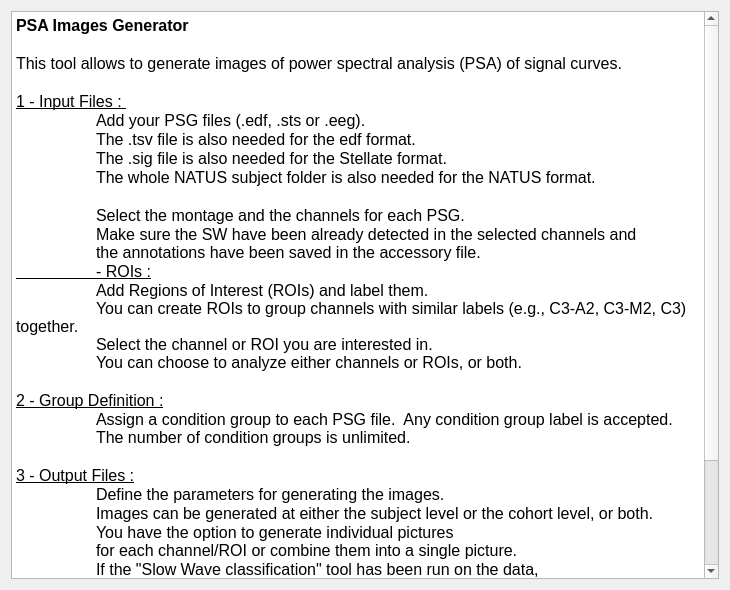
First picture: the form in tools/CEAMSTools/PSAImages/IntroStep/Ui_IntroStep.ui, repository SnoozToolbox/snooz-package-ceams, before the edit.
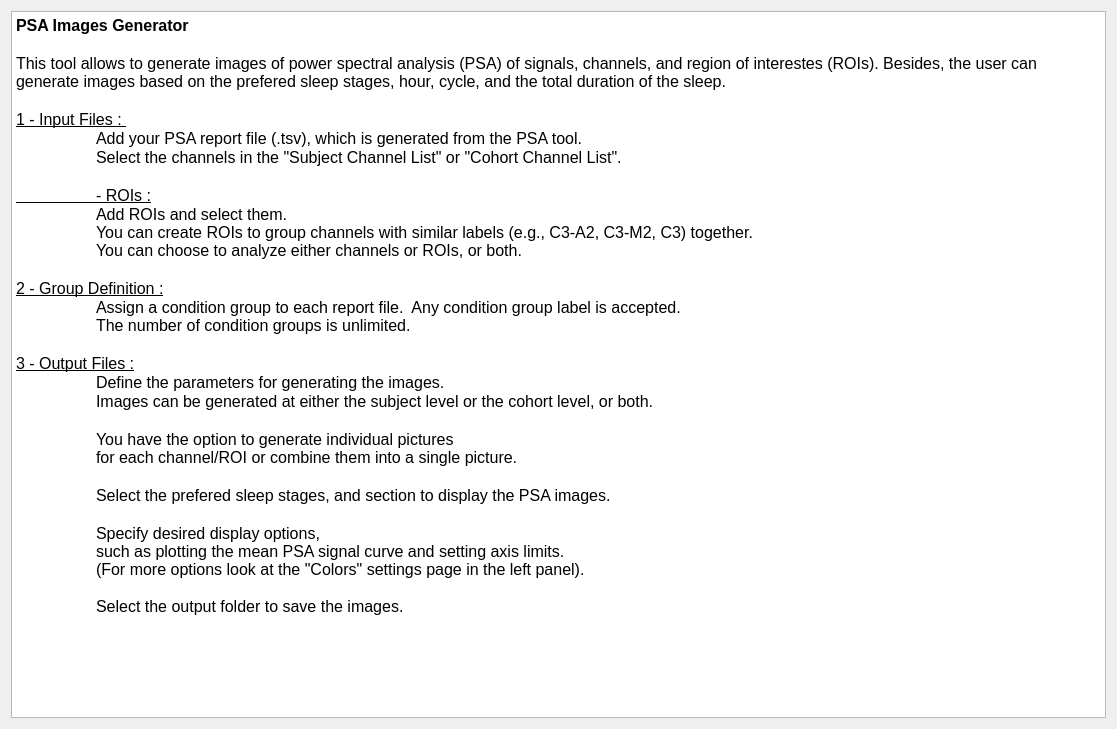
Second picture: the form after the edit.

What changed in the file:
```diff
--- a/tools/CEAMSTools/PSAImages/IntroStep/Ui_IntroStep.ui
+++ b/tools/CEAMSTools/PSAImages/IntroStep/Ui_IntroStep.ui
@@ -6,8 +6,8 @@
    <rect>
     <x>0</x>
     <y>0</y>
-    <width>730</width>
-    <height>590</height>
+    <width>1117</width>
+    <height>729</height>
    </rect>
   </property>
   <property name="windowTitle">
@@ -34,28 +34,27 @@
 &lt;/style&gt;&lt;/head&gt;&lt;body style=&quot; font-family:'Roboto'; font-size:12pt; font-weight:400; font-style:normal;&quot;&gt;
 &lt;p style=&quot; margin-top:0px; margin-bottom:0px; margin-left:0px; margin-right:0px; -qt-block-indent:0; text-indent:0px;&quot;&gt;&lt;span style=&quot; font-weight:600;&quot;&gt;PSA Images Generator&lt;/span&gt;&lt;/p&gt;
 &lt;p style=&quot;-qt-paragraph-type:empty; margin-top:0px; margin-bottom:0px; margin-left:0px; margin-right:0px; -qt-block-indent:0; text-indent:0px;&quot;&gt;&lt;br /&gt;&lt;/p&gt;
-&lt;p style=&quot; margin-top:0px; margin-bottom:0px; margin-left:0px; margin-right:0px; -qt-block-indent:0; text-indent:0px;&quot;&gt;This tool allows to generate images of power spectral analysis (PSA) of signal curves.  &lt;/p&gt;
+&lt;p style=&quot; margin-top:0px; margin-bottom:0px; margin-left:0px; margin-right:0px; -qt-block-indent:0; text-indent:0px;&quot;&gt;This tool allows to generate images of power spectral analysis (PSA) of signals, channels, and region of interestes (ROIs). Besides, the user can generate images based on the prefered sleep stages, hour, cycle, and the total duration of the sleep.&lt;/p&gt;
 &lt;p style=&quot;-qt-paragraph-type:empty; margin-top:0px; margin-bottom:0px; margin-left:0px; margin-right:0px; -qt-block-indent:0; text-indent:0px;&quot;&gt;&lt;br /&gt;&lt;/p&gt;
 &lt;p style=&quot; margin-top:0px; margin-bottom:0px; margin-left:0px; margin-right:0px; -qt-block-indent:0; text-indent:0px;&quot;&gt;&lt;span style=&quot; text-decoration: underline;&quot;&gt;1 - Input Files : &lt;/span&gt;&lt;/p&gt;
-&lt;p style=&quot; margin-top:0px; margin-bottom:0px; margin-left:0px; margin-right:0px; -qt-block-indent:0; text-indent:0px;&quot;&gt;	Add your PSG files (.edf, .sts or .eeg). &lt;/p&gt;
-&lt;p style=&quot; margin-top:0px; margin-bottom:0px; margin-left:0px; margin-right:0px; -qt-block-indent:0; text-indent:0px;&quot;&gt;	The .tsv file is also needed for the edf format.&lt;/p&gt;
-&lt;p style=&quot; margin-top:0px; margin-bottom:0px; margin-left:0px; margin-right:0px; -qt-block-indent:0; text-indent:0px;&quot;&gt;	The .sig file is also needed for the Stellate format.&lt;/p&gt;
-&lt;p style=&quot; margin-top:0px; margin-bottom:0px; margin-left:0px; margin-right:0px; -qt-block-indent:0; text-indent:0px;&quot;&gt;	The whole NATUS subject folder is also needed for the NATUS format. &lt;/p&gt;
+&lt;p style=&quot; margin-top:0px; margin-bottom:0px; margin-left:0px; margin-right:0px; -qt-block-indent:0; text-indent:0px;&quot;&gt;	Add your PSA report file (.tsv), which is generated from the PSA tool. &lt;/p&gt;
+&lt;p style=&quot; margin-top:0px; margin-bottom:0px; margin-left:0px; margin-right:0px; -qt-block-indent:0; text-indent:0px;&quot;&gt;	Select the channels in the &amp;quot;Subject Channel List&amp;quot; or &amp;quot;Cohort Channel List&amp;quot;.&lt;/p&gt;
 &lt;p style=&quot;-qt-paragraph-type:empty; margin-top:0px; margin-bottom:0px; margin-left:0px; margin-right:0px; -qt-block-indent:0; text-indent:0px;&quot;&gt;&lt;br /&gt;&lt;/p&gt;
-&lt;p style=&quot; margin-top:0px; margin-bottom:0px; margin-left:0px; margin-right:0px; -qt-block-indent:0; text-indent:0px;&quot;&gt;	Select the montage and the channels for each PSG.  &lt;/p&gt;
-&lt;p style=&quot; margin-top:0px; margin-bottom:0px; margin-left:0px; margin-right:0px; -qt-block-indent:0; text-indent:0px;&quot;&gt;	Make sure the SW have been already detected in the selected channels and&lt;br /&gt;	the annotations have been saved in the accessory file.&lt;/p&gt;
 &lt;p style=&quot; margin-top:0px; margin-bottom:0px; margin-left:0px; margin-right:0px; -qt-block-indent:0; text-indent:0px;&quot;&gt;&lt;span style=&quot; text-decoration: underline;&quot;&gt;	- ROIs :&lt;/span&gt;&lt;/p&gt;
-&lt;p style=&quot; margin-top:0px; margin-bottom:0px; margin-left:0px; margin-right:0px; -qt-block-indent:0; text-indent:0px;&quot;&gt;	Add Regions of Interest (ROIs) and label them. &lt;br /&gt;	You can create ROIs to group channels with similar labels (e.g., C3-A2, C3-M2, C3) together.  &lt;br /&gt;	Select the channel or ROI you are interested in. &lt;br /&gt;	You can choose to analyze either channels or ROIs, or both.&lt;/p&gt;
+&lt;p style=&quot; margin-top:0px; margin-bottom:0px; margin-left:0px; margin-right:0px; -qt-block-indent:0; text-indent:0px;&quot;&gt;	Add ROIs and select them. &lt;br /&gt;	You can create ROIs to group channels with similar labels (e.g., C3-A2, C3-M2, C3) together.  &lt;br /&gt;	You can choose to analyze either channels or ROIs, or both.&lt;/p&gt;
 &lt;p style=&quot;-qt-paragraph-type:empty; margin-top:0px; margin-bottom:0px; margin-left:0px; margin-right:0px; -qt-block-indent:0; text-indent:0px;&quot;&gt;&lt;br /&gt;&lt;/p&gt;
 &lt;p style=&quot; margin-top:0px; margin-bottom:0px; margin-left:0px; margin-right:0px; -qt-block-indent:0; text-indent:0px;&quot;&gt;&lt;span style=&quot; text-decoration: underline;&quot;&gt;2 - Group Definition :&lt;/span&gt;&lt;/p&gt;
-&lt;p style=&quot; margin-top:0px; margin-bottom:0px; margin-left:0px; margin-right:0px; -qt-block-indent:0; text-indent:0px;&quot;&gt;	Assign a condition group to each PSG file.  Any condition group label is accepted.  &lt;br /&gt;	The number of condition groups is unlimited.&lt;/p&gt;
+&lt;p style=&quot; margin-top:0px; margin-bottom:0px; margin-left:0px; margin-right:0px; -qt-block-indent:0; text-indent:0px;&quot;&gt;	Assign a condition group to each report file.  Any condition group label is accepted.  &lt;br /&gt;	The number of condition groups is unlimited.&lt;/p&gt;
 &lt;p style=&quot;-qt-paragraph-type:empty; margin-top:0px; margin-bottom:0px; margin-left:0px; margin-right:0px; -qt-block-indent:0; text-indent:0px;&quot;&gt;&lt;br /&gt;&lt;/p&gt;
 &lt;p style=&quot; margin-top:0px; margin-bottom:0px; margin-left:0px; margin-right:0px; -qt-block-indent:0; text-indent:0px;&quot;&gt;&lt;span style=&quot; text-decoration: underline;&quot;&gt;3 - Output Files :&lt;/span&gt;&lt;/p&gt;
 &lt;p style=&quot; margin-top:0px; margin-bottom:0px; margin-left:0px; margin-right:0px; -qt-block-indent:0; text-indent:0px;&quot;&gt;	Define the parameters for generating the images. &lt;/p&gt;
-&lt;p style=&quot; margin-top:0px; margin-bottom:0px; margin-left:0px; margin-right:0px; -qt-block-indent:0; text-indent:0px;&quot;&gt;	Images can be generated at either the subject level or the cohort level, or both. &lt;/p&gt;
-&lt;p style=&quot; margin-top:0px; margin-bottom:0px; margin-left:0px; margin-right:0px; -qt-block-indent:0; text-indent:0px;&quot;&gt;	You have the option to generate individual pictures &lt;br /&gt;	for each channel/ROI or combine them into a single picture. &lt;/p&gt;
-&lt;p style=&quot; margin-top:0px; margin-bottom:0px; margin-left:0px; margin-right:0px; -qt-block-indent:0; text-indent:0px;&quot;&gt;	If the &amp;quot;Slow Wave classification&amp;quot; tool has been run on the data, &lt;br /&gt;	slow wave categories can be distinguished in the pictures.&lt;/p&gt;
-&lt;p style=&quot; margin-top:0px; margin-bottom:0px; margin-left:0px; margin-right:0px; -qt-block-indent:0; text-indent:0px;&quot;&gt;	Specify desired display options, &lt;br /&gt;	such as plotting the mean slow wave signal curve and setting axis limits. &lt;br /&gt;	(For more options look at the &amp;quot;Colors&amp;quot; settings page in the left panel).&lt;/p&gt;
+&lt;p style=&quot; margin-top:0px; margin-bottom:0px; margin-left:0px; margin-right:0px; -qt-block-indent:0; text-indent:0px;&quot;&gt;	Images can be generated at either the subject level or the cohort level, or both.&lt;/p&gt;
+&lt;p style=&quot;-qt-paragraph-type:empty; margin-top:0px; margin-bottom:0px; margin-left:0px; margin-right:0px; -qt-block-indent:0; text-indent:0px;&quot;&gt;&lt;br /&gt;&lt;/p&gt;
+&lt;p style=&quot; margin-top:0px; margin-bottom:0px; margin-left:0px; margin-right:0px; -qt-block-indent:0; text-indent:0px;&quot;&gt;	You have the option to generate individual pictures &lt;br /&gt;	for each channel/ROI or combine them into a single picture.&lt;/p&gt;
+&lt;p style=&quot; margin-top:0px; margin-bottom:0px; margin-left:0px; margin-right:0px; -qt-block-indent:0; text-indent:0px;&quot;&gt;	&lt;/p&gt;
+&lt;p style=&quot; margin-top:0px; margin-bottom:0px; margin-left:0px; margin-right:0px; -qt-block-indent:0; text-indent:0px;&quot;&gt;	Select the prefered sleep stages, and section to display the PSA images.&lt;/p&gt;
+&lt;p style=&quot;-qt-paragraph-type:empty; margin-top:0px; margin-bottom:0px; margin-left:0px; margin-right:0px; -qt-block-indent:0; text-indent:0px;&quot;&gt;&lt;br /&gt;&lt;/p&gt;
+&lt;p style=&quot; margin-top:0px; margin-bottom:0px; margin-left:0px; margin-right:0px; -qt-block-indent:0; text-indent:0px;&quot;&gt;	Specify desired display options, &lt;br /&gt;	such as plotting the mean PSA signal curve and setting axis limits. &lt;br /&gt;	(For more options look at the &amp;quot;Colors&amp;quot; settings page in the left panel).&lt;br /&gt;&lt;/p&gt;
 &lt;p style=&quot; margin-top:0px; margin-bottom:0px; margin-left:0px; margin-right:0px; -qt-block-indent:0; text-indent:0px;&quot;&gt;	Select the output folder to save the images.&lt;/p&gt;
 &lt;p style=&quot;-qt-paragraph-type:empty; margin-top:0px; margin-bottom:0px; margin-left:0px; margin-right:0px; -qt-block-indent:0; text-indent:0px;&quot;&gt;&lt;br /&gt;&lt;/p&gt;
 &lt;p style=&quot;-qt-paragraph-type:empty; margin-top:0px; margin-bottom:0px; margin-left:0px; margin-right:0px; -qt-block-indent:0; text-indent:0px;&quot;&gt;&lt;br /&gt;&lt;/p&gt;&lt;/body&gt;&lt;/html&gt;</string>
```
